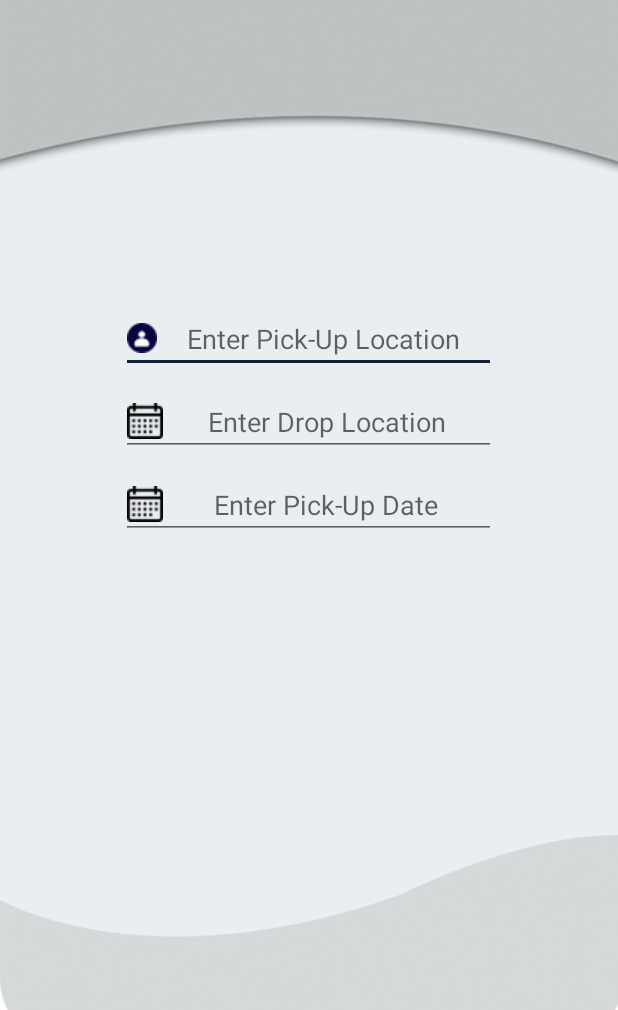
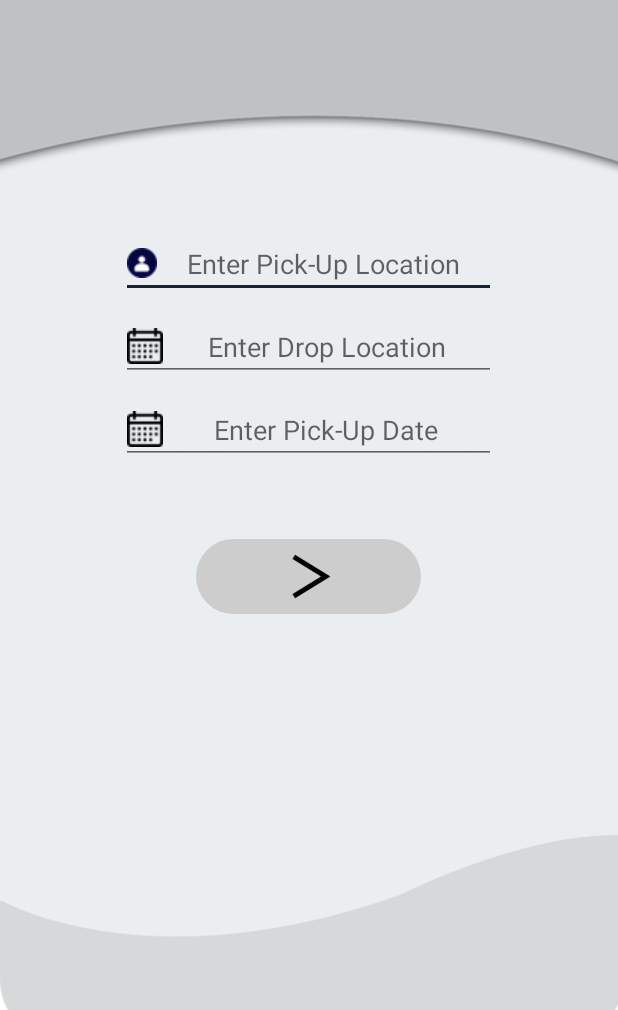
Before and after one commit to aggarwalmayank/PROVIZO, an Android app: the screen it shows after launch once a user with an empty profile is signed in (DeliveryLocation), on a phone screen of 412 x 824 dp, the part 226-1236 px from its top. Run offline under Robolectric (Android 15) with nearby library versions, the phone set to English and light mode, and no system bars; our stand-ins replace Firebase (no records; nobody signed in at launch, a user with empty details on screens opened directly).

Commit message:
new layouts added

```diff
--- a/app/src/main/AndroidManifest.xml
+++ b/app/src/main/AndroidManifest.xml
@@ -3,13 +3,16 @@
     package="com.appsaga.provizo">
 
     <application
-
         android:allowBackup="true"
         android:icon="@mipmap/ic_launcher"
         android:label="@string/app_name"
         android:roundIcon="@mipmap/ic_launcher_round"
         android:supportsRtl="true"
         android:theme="@style/AppTheme">
+        <activity android:name=".completed"></activity>
+        <activity android:name=".consignee_details" />
+        <activity android:name=".consignor_details" />
+        <activity android:name=".goods" />
         <activity android:name=".SplashScreen">
             <intent-filter>
                 <action android:name="android.intent.action.MAIN" />
@@ -21,7 +24,7 @@
         <activity android:name=".SignUp" />
         <activity android:name=".SignInUp" />
         <activity android:name=".SignUpSecond" />
-        <activity android:name=".DeliveryLocation"/>
+        <activity android:name=".DeliveryLocation" />
     </application>
 
 </manifest>
--- a/app/src/main/res/layout/activity_delivery_location.xml
+++ b/app/src/main/res/layout/activity_delivery_location.xml
@@ -71,8 +71,18 @@
                 android:hint="Enter Pick-Up Date"
                 android:inputType="text" />
 
-
-
+            <ImageButton
+                android:id="@+id/nextdelivery"
+                android:layout_width="150dp"
+                android:layout_height="50dp"
+                android:layout_gravity="center"
+                android:layout_marginTop="50dp"
+                android:background="@drawable/ripple_effect_2"
+                android:clickable="false"
+                android:paddingTop="5dp"
+                android:paddingBottom="5dp"
+                android:scaleType="centerInside"
+                android:src="@drawable/right_pointer" />
 
 
 
```
